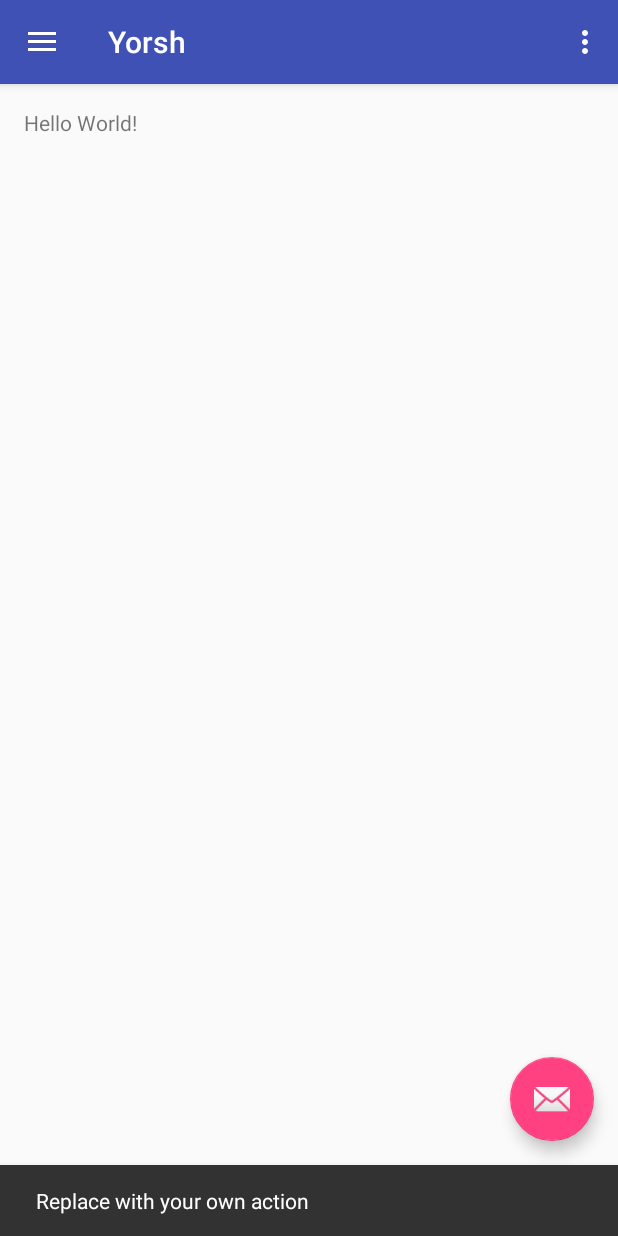
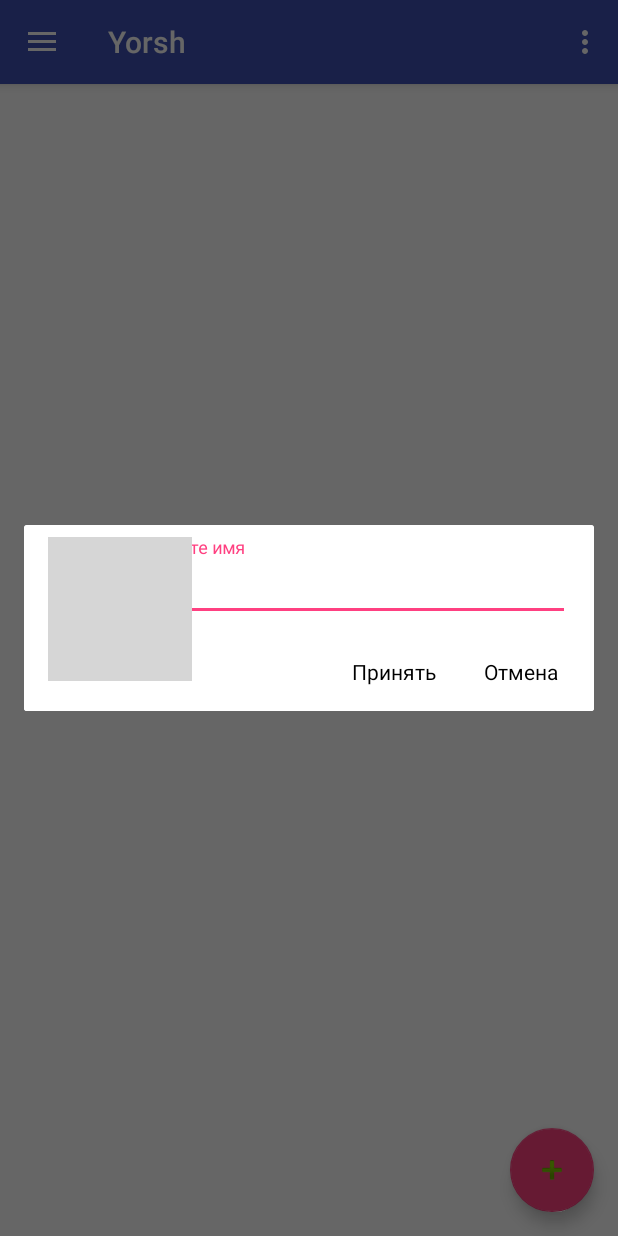
Before and after one commit to DFGDEN/yorsh, an Android app: the screen it shows after launch (MainActivity), after a tap on an icon or button, on a phone screen of 412 x 824 dp. Run offline under Robolectric (Android 15) with nearby library versions, the phone set to English and light mode, and no system bars; our stand-ins replace CircleImageView; grey boxes are pictures that could not be loaded.

Commit message:
simpl preview

```diff
--- a/app/src/main/java/com/yoursh/dfgden/yorsh/activities/MainActivity.java
+++ b/app/src/main/java/com/yoursh/dfgden/yorsh/activities/MainActivity.java
@@ -14,6 +14,8 @@ import android.view.Menu;
 import android.view.MenuItem;
 
 import com.yoursh.dfgden.yorsh.R;
+import com.yoursh.dfgden.yorsh.dialogs.NamePickDialog;
+import com.yoursh.dfgden.yorsh.fragments.PlayersFragment;
 
 public class MainActivity extends AppCompatActivity
         implements NavigationView.OnNavigationItemSelectedListener {
@@ -24,16 +26,7 @@ public class MainActivity extends AppCompatActivity
         setContentView(R.layout.activity_main);
         Toolbar toolbar = (Toolbar) findViewById(R.id.toolbar);
         setSupportActionBar(toolbar);
-
-        FloatingActionButton fab = (FloatingActionButton) findViewById(R.id.fab);
-        fab.setOnClickListener(new View.OnClickListener() {
-            @Override
-            public void onClick(View view) {
-                Snackbar.make(view, "Replace with your own action", Snackbar.LENGTH_LONG)
-                        .setAction("Action", null).show();
-            }
-        });
-
+        setFirstFragment();
         DrawerLayout drawer = (DrawerLayout) findViewById(R.id.drawer_layout);
         ActionBarDrawerToggle toggle = new ActionBarDrawerToggle(
                 this, drawer, toolbar, R.string.navigation_drawer_open, R.string.navigation_drawer_close);
@@ -64,32 +57,33 @@ public class MainActivity extends AppCompatActivity
 
     @Override
     public boolean onOptionsItemSelected(MenuItem item) {
-
         int id = item.getItemId();
-
-
         if (id == R.id.action_settings) {
             return true;
         }
-
         return super.onOptionsItemSelected(item);
     }
 
     @SuppressWarnings("StatementWithEmptyBody")
     @Override
     public boolean onNavigationItemSelected(MenuItem item) {
-        // Handle navigation view item clicks here.
-        int id = item.getItemId();
+        switch (item.getItemId()){
+            case (R.id.nav_rules):
 
-        if (id == R.id.nav_rules) {
-            // Handle the camera action
-        } else if (id == R.id.nav_stats) {
-
-        } else if (id == R.id.nav_about) {
-
+                break;
+            case (R.id.nav_stats):
+                break;
+            case (R.id.nav_about):
+                break;
         }
         DrawerLayout drawer = (DrawerLayout) findViewById(R.id.drawer_layout);
         drawer.closeDrawer(GravityCompat.START);
         return true;
     }
+
+    private void setFirstFragment() {
+        if (getSupportFragmentManager().findFragmentByTag("start") == null) {
+            getSupportFragmentManager().beginTransaction().replace(R.id.fragmentContainer, PlayersFragment.getInstance(), "start").addToBackStack(null).commit();
+        }
+    }
 }
--- a/app/src/main/java/com/yoursh/dfgden/yorsh/adaptors/PlayersAdaptor.java
+++ b/app/src/main/java/com/yoursh/dfgden/yorsh/adaptors/PlayersAdaptor.java
@@ -1,7 +1,108 @@
 package com.yoursh.dfgden.yorsh.adaptors;
+
+import android.app.Activity;
+import android.content.Context;
+import android.support.v7.widget.RecyclerView;
+import android.view.LayoutInflater;
+import android.view.View;
+import android.view.ViewGroup;
+import android.widget.ImageView;
+import android.widget.TextView;
+
+import com.yoursh.dfgden.yorsh.R;
+import com.yoursh.dfgden.yorsh.models.Player;
+
+import java.util.ArrayList;
+
+import de.hdodenhof.circleimageview.CircleImageView;
 
 /**
  * Created by dfgden on 8/1/16.
  */
-public class PlayersAdaptor {
+public class PlayersAdaptor extends BaseRecycleAdapter {
+
+    private ArrayList<Player> players;
+    private LayoutInflater layoutInflater;
+    private Context context;
+
+    public PlayersAdaptor(Activity activity) {
+        this.context = activity.getApplicationContext();
+        this.layoutInflater = LayoutInflater.from(activity);
+        this.players = new ArrayList<>(9);
+    }
+
+
+    public void updPlayers(ArrayList<Player> players) {
+        this.players.clear();
+        this.players.addAll(players);
+    }
+
+    public void addPlayer(Player player) {
+        this.players.add(player);
+        notifyItemInserted(players.size()-1);
+    }
+
+    @Override
+    public boolean useHeader() {
+        return false;
+    }
+
+    @Override
+    public RecyclerView.ViewHolder onCreateHeaderViewHolder(ViewGroup parent, int viewType) {
+        return null;
+    }
+
+    @Override
+    public void onBindHeaderView(RecyclerView.ViewHolder holder, int position) {
+
+    }
+
+    @Override
+    public boolean useFooter() {
+        return false;
+    }
+
+    @Override
+    public RecyclerView.ViewHolder onCreateFooterViewHolder(ViewGroup parent, int viewType) {
+        return null;
+    }
+
+    @Override
+    public void onBindFooterView(RecyclerView.ViewHolder holder, int position) {
+
+    }
+
+    @Override
+    public RecyclerView.ViewHolder onCreateBasicItemViewHolder(ViewGroup parent, int viewType) {
+        View view = layoutInflater.inflate(R.layout.adaptor_players_item, parent, false);
+        return new ViewBasicItem(view);
+    }
+
+    @Override
+    public void onBindBasicItemView(RecyclerView.ViewHolder holder, int position) {
+        ViewBasicItem viewBasicItem = (ViewBasicItem) holder;
+        Player player = players.get(position);
+        viewBasicItem.imgIcon.setImageResource(player.getIconId());
+        viewBasicItem.txtName.setText(player.getName());
+        viewBasicItem.txtPoint.setText(player.getPoints() + "");
+    }
+
+    @Override
+    public int getBasicItemCount() {
+        return players.size();
+    }
+
+    static class ViewBasicItem extends RecyclerView.ViewHolder {
+
+        private CircleImageView imgIcon;
+        private TextView txtName, txtPoint;
+
+        public ViewBasicItem(View itemView) {
+            super(itemView);
+            imgIcon = (CircleImageView) itemView.findViewById(R.id.imgIcon);
+            txtName = (TextView) itemView.findViewById(R.id.txtName);
+            txtPoint = (TextView) itemView.findViewById(R.id.txtPoint);
+
+        }
+    }
 }
--- /dev/null
+++ b/app/src/main/java/com/yoursh/dfgden/yorsh/dialogs/NamePickDialog.java
@@ -0,0 +1,125 @@
+package com.yoursh.dfgden.yorsh.dialogs;
+
+import android.app.Dialog;
+import android.os.Bundle;
+import android.support.annotation.NonNull;
+import android.support.annotation.Nullable;
+import android.support.design.widget.TextInputLayout;
+import android.support.v4.app.DialogFragment;
+import android.view.LayoutInflater;
+import android.view.View;
+import android.view.ViewGroup;
+import android.view.WindowManager;
+import android.widget.EditText;
+import android.widget.ImageView;
+
+import com.yoursh.dfgden.yorsh.R;
+
+
+/**
+ * Created by dfgden on 21.6.16.
+ */
+public class NamePickDialog extends DialogFragment implements  View.OnClickListener {
+
+    private static final String ARG_PLAYER_NUMBER = "arg_player_number";
+
+        public interface OnDialogClickListener{
+
+        void onAcceptClick(String name);
+        void onCancelClick();
+
+         }
+
+    private String[] arrayContentIcons;
+    private TextInputLayout tilCreatePlayer;
+    private EditText edtCreatePlayer;
+    private OnDialogClickListener onDialogClickListener;
+    private int playerNumber;
+    private int avaId;
+
+
+    public void setOnDialogClickListener(OnDialogClickListener onDialogClickListener) {
+        this.onDialogClickListener = onDialogClickListener;
+    }
+
+    @Override
+    public void onCreate(@Nullable Bundle savedInstanceState) {
+        super.onCreate(savedInstanceState);
+        getDataFromBundle();
+        this.arrayContentIcons = getActivity().getApplicationContext().getResources().getStringArray(R.array.players_ava);
+        this.avaId = getActivity().getApplicationContext().getResources().getIdentifier(arrayContentIcons[playerNumber],
+                "drawable", getActivity().getApplicationContext().getPackageName());
+    }
+
+
+    @Nullable
+    @Override
+    public View onCreateView(LayoutInflater inflater, @Nullable ViewGroup container, @Nullable Bundle savedInstanceState) {
+        View view = inflater.inflate(R.layout.dialog_namepick, container, false);
+        ((ImageView)view.findViewById(R.id.imgAvatar)).setImageResource(avaId);
+        getDialog().setTitle(getActivity().getString(R.string.namepick_title));
+
+        getDialog().getWindow().setSoftInputMode(
+                WindowManager.LayoutParams.SOFT_INPUT_STATE_VISIBLE);
+
+        return view;
+    }
+
+    @Override
+    public void onViewCreated(View view, @Nullable Bundle savedInstanceState) {
+        tilCreatePlayer = (TextInputLayout) view.findViewById(R.id.tilCreatePlayer);
+        tilCreatePlayer.setHint(getActivity().getString(R.string.namepick_edttxt_hint));
+        edtCreatePlayer = (EditText) view.findViewById(R.id.edtCreatePlayer);
+        edtCreatePlayer.setOnClickListener(this);
+        (view.findViewById(R.id.layoutOK)).setOnClickListener(this);
+        (view.findViewById(R.id.layoutCancel)).setOnClickListener(this);
+
+    }
+
+    @NonNull
+    @Override
+    public Dialog onCreateDialog(Bundle savedInstanceState) {
+        return super.onCreateDialog(savedInstanceState);
+    }
+
+
+
+
+    @Override
+    public void onClick(View v) {
+        switch (v.getId()) {
+
+            case R.id.layoutOK:
+                if (onDialogClickListener!=null){
+                    onDialogClickListener.onAcceptClick(edtCreatePlayer.getText() +"");
+                }
+
+                    getDialog().dismiss();
+                    break;
+            case R.id.layoutCancel:
+                if (onDialogClickListener!=null){
+                    onDialogClickListener.onCancelClick();
+                }
+
+                getDialog().dismiss();
+                break;
+        }
+    }
+
+
+    private void getDataFromBundle() {
+        if (getArguments() != null) {
+            this.playerNumber =  getArguments().getInt(ARG_PLAYER_NUMBER);
+        }
+    }
+
+    public static NamePickDialog getInstance(int playerNumber) {
+        NamePickDialog namePickDialog = new NamePickDialog();
+        Bundle bundle = new Bundle();
+        bundle.putInt(ARG_PLAYER_NUMBER,playerNumber);
+        namePickDialog.setArguments(bundle);
+        return namePickDialog;
+    }
+
+
+}
--- a/app/src/main/java/com/yoursh/dfgden/yorsh/fragments/PlayersFragment.java
+++ b/app/src/main/java/com/yoursh/dfgden/yorsh/fragments/PlayersFragment.java
@@ -1,9 +1,90 @@
 package com.yoursh.dfgden.yorsh.fragments;
 
+import android.os.Bundle;
+import android.support.annotation.Nullable;
+import android.support.design.widget.FloatingActionButton;
 import android.support.v4.app.Fragment;
+import android.support.v7.widget.DefaultItemAnimator;
+import android.support.v7.widget.LinearLayoutManager;
+import android.support.v7.widget.RecyclerView;
+import android.view.LayoutInflater;
+import android.view.View;
+import android.view.ViewGroup;
+
+import com.yoursh.dfgden.yorsh.R;
+import com.yoursh.dfgden.yorsh.adaptors.PlayersAdaptor;
+import com.yoursh.dfgden.yorsh.dialogs.NamePickDialog;
+import com.yoursh.dfgden.yorsh.utils.mappers.PlayerMapper;
 
 /**
  * Created by dfgden on 8/1/16.
  */
 public class PlayersFragment extends Fragment {
+
+    private PlayersAdaptor playersAdaptor;
+    private RecyclerView recyclerView;
+    private PlayerMapper playerMapper;
+    private int playersCount;
+
+    @Override
+    public void onCreate(@Nullable Bundle savedInstanceState) {
+        super.onCreate(savedInstanceState);
+        this.playersAdaptor = new PlayersAdaptor(getActivity());
+        this.playerMapper = new PlayerMapper(getActivity().getApplicationContext());
+    }
+
+    @Nullable
+    @Override
+    public View onCreateView(LayoutInflater inflater, @Nullable ViewGroup container, @Nullable Bundle savedInstanceState) {
+        View view = inflater.inflate(R.layout.fragment_players,container,false);
+        return view;
+    }
+
+    @Override
+    public void onViewCreated(View view, @Nullable Bundle savedInstanceState) {
+        this.recyclerView = (RecyclerView) view.findViewById(R.id.recycleList);
+        initRecycleList(recyclerView);
+        FloatingActionButton fab = (FloatingActionButton) getActivity().findViewById(R.id.fab);
+        fab.setOnClickListener(new View.OnClickListener() {
+            @Override
+            public void onClick(View view) {
+                showNamePickerDialog();
+            }
+        });
+    }
+
+    private void showNamePickerDialog(){
+        NamePickDialog namePickDialog = NamePickDialog.getInstance(playersCount);
+        namePickDialog.show(getActivity().getSupportFragmentManager(), "name_picker");
+        namePickDialog.setOnDialogClickListener(new NamePickDialog.OnDialogClickListener() {
+            @Override
+            public void onAcceptClick(String name) {
+                playersAdaptor.addPlayer(playerMapper.map(playersCount,name));
+                playersCount++;
+            }
+
+            @Override
+            public void onCancelClick() {
+
+            }
+        });
+
+    }
+
+
+    private void initRecycleList(RecyclerView recycleList) {
+        LinearLayoutManager linearLayoutManager = new LinearLayoutManager(getActivity(), LinearLayoutManager.VERTICAL, false);
+        RecyclerView.ItemAnimator scaleInAnimationAdapter = new DefaultItemAnimator();
+        recycleList.setItemAnimator(scaleInAnimationAdapter);
+        recycleList.setLayoutManager(linearLayoutManager);
+        recycleList.setAdapter(playersAdaptor);
+    }
+
+    public static PlayersFragment getInstance() {
+        PlayersFragment playersFragment = new PlayersFragment();
+        Bundle bundle = new Bundle();
+        playersFragment.setArguments(bundle);
+        return playersFragment;
+    }
+
 }
--- a/app/src/main/java/com/yoursh/dfgden/yorsh/models/Player.java
+++ b/app/src/main/java/com/yoursh/dfgden/yorsh/models/Player.java
@@ -7,4 +7,24 @@ public class Player {
 
     private String name;
     private int iconId;
+    private int points;
+
+
+    public Player(String name, int iconId, int points) {
+        this.name = name;
+        this.iconId = iconId;
+        this.points = points;
+    }
+
+    public String getName() {
+        return name;
+    }
+
+    public int getIconId() {
+        return iconId;
+    }
+
+    public int getPoints() {
+        return points;
+    }
 }
--- /dev/null
+++ b/app/src/main/java/com/yoursh/dfgden/yorsh/utils/mappers/PlayerMapper.java
@@ -0,0 +1,25 @@
+package com.yoursh.dfgden.yorsh.utils.mappers;
+
+import android.content.Context;
+
+import com.yoursh.dfgden.yorsh.R;
+import com.yoursh.dfgden.yorsh.models.Player;
+
+/**
+ * Created by dfgden on 8/9/16.
+ */
+public class PlayerMapper {
+
+    private String[] arrayContentIcons;
+    private Context context;
+
+    public PlayerMapper(Context context) {
+        this.context = context;
+        this.arrayContentIcons = context.getResources().getStringArray(R.array.players_ava);
+    }
+
+    public Player map(int count, String name){
+        int iconId = context.getResources().getIdentifier(arrayContentIcons[count], "drawable", context.getPackageName());
+        return new Player(name,iconId,0);
+    }
+}
--- a/app/src/main/res/layout/adaptor_players_item.xml
+++ b/app/src/main/res/layout/adaptor_players_item.xml
@@ -3,7 +3,7 @@
     xmlns:card_view="http://schemas.android.com/apk/res-auto"
     android:orientation="vertical"
     android:layout_width="match_parent"
-    android:layout_height="match_parent">
+    android:layout_height="wrap_content">
 
 <android.support.v7.widget.CardView
     android:layout_width="match_parent"
@@ -37,6 +37,16 @@
             android:id="@+id/txtName"
             android:layout_centerVertical="true"
             android:layout_marginStart="@dimen/dimen_88" />
+
+        <TextView
+            android:layout_width="wrap_content"
+            android:layout_height="wrap_content"
+            android:textSize="@dimen/text_size_16"
+            android:layout_marginEnd="@dimen/dimen_16"
+            android:text="0"
+            android:id="@+id/txtPoint"
+            android:layout_centerVertical="true"
+            android:layout_alignParentEnd="true" />
     </RelativeLayout>
 
 
--- a/app/src/main/res/layout/app_bar_main.xml
+++ b/app/src/main/res/layout/app_bar_main.xml
@@ -21,7 +21,12 @@
 
     </android.support.design.widget.AppBarLayout>
 
-    <include layout="@layout/content_main" />
+    <FrameLayout
+        android:layout_marginTop="?attr/actionBarSize"
+        android:id="@+id/fragmentContainer"
+        android:layout_width="match_parent"
+        android:layout_height="match_parent">
+    </FrameLayout>
 
     <android.support.design.widget.FloatingActionButton
         android:id="@+id/fab"
@@ -29,6 +34,6 @@
         android:layout_height="wrap_content"
         android:layout_gravity="bottom|end"
         android:layout_margin="@dimen/fab_margin"
-        android:src="@android:drawable/ic_dialog_email" />
+        android:src="@android:drawable/ic_input_add" />
 
 </android.support.design.widget.CoordinatorLayout>
--- /dev/null
+++ b/app/src/main/res/layout/dialog_namepick.xml
@@ -0,0 +1,93 @@
+<?xml version="1.0" encoding="utf-8"?>
+<RelativeLayout xmlns:android="http://schemas.android.com/apk/res/android"
+    android:layout_width="wrap_content"
+    android:layout_height="wrap_content"
+    android:background="@android:color/white"
+    android:orientation="vertical">
+
+
+    <ImageView
+        android:layout_width="wrap_content"
+        android:layout_height="wrap_content"
+        android:id="@+id/imgAvatar"
+        android:layout_marginStart="@dimen/dimen_16"
+        android:src="@drawable/igrok_menu_1"
+        android:layout_marginTop="@dimen/dimen_8"
+        android:layout_alignParentStart="true" />
+
+
+    <android.support.design.widget.TextInputLayout
+        android:id="@+id/tilCreatePlayer"
+        android:layout_marginStart="@dimen/dimen_72"
+        android:layout_marginEnd="@dimen/dimen_16"
+        android:layout_marginTop="@dimen/dimen_8"
+
+        android:layout_width="match_parent"
+        android:layout_height="wrap_content"
+        android:layout_gravity="center_horizontal">
+        <EditText
+            android:layout_width="match_parent"
+            android:layout_height="wrap_content"
+            android:singleLine="true"
+            android:maxLength="10"
+
+            android:id="@+id/edtCreatePlayer"
+            android:layout_alignBottom="@+id/imgAvatar"
+            android:layout_toEndOf="@+id/imgAvatar"
+            />
+    </android.support.design.widget.TextInputLayout>
+
+
+    <LinearLayout xmlns:android="http://schemas.android.com/apk/res/android"
+        android:id="@+id/layoutChooseMenu"
+        android:layout_width="match_parent"
+        android:layout_height="@dimen/dimen_52"
+        android:background="@android:color/white"
+        android:gravity="right"
+        android:orientation="horizontal"
+        android:padding="@dimen/dimen_8"
+        android:layout_below="@+id/tilCreatePlayer"
+        android:layout_alignParentStart="true"
+        android:layout_marginTop="@dimen/dimen_8">
+
+        <LinearLayout xmlns:android="http://schemas.android.com/apk/res/android"
+            android:id="@+id/layoutOK"
+            android:layout_width="wrap_content"
+            android:layout_height="match_parent"
+            android:orientation="horizontal">
+
+            <TextView
+                android:layout_width="wrap_content"
+                android:layout_height="wrap_content"
+                android:layout_gravity="center"
+                android:layout_marginLeft="@dimen/dimen_16"
+                android:layout_marginRight="@dimen/dimen_16"
+                android:text="@string/namepick_ok"
+                android:textColor="@android:color/black"
+                android:textSize="@dimen/text_size_14" />
+        </LinearLayout>
+
+        <LinearLayout xmlns:android="http://schemas.android.com/apk/res/android"
+            android:id="@+id/layoutCancel"
+            android:layout_width="wrap_content"
+            android:layout_height="match_parent"
+            android:orientation="horizontal">
+
+            <TextView
+                android:id="@+id/txtFileOperation"
+                android:layout_width="wrap_content"
+                android:layout_height="wrap_content"
+                android:layout_gravity="center"
+                android:layout_marginLeft="@dimen/dimen_16"
+                android:layout_marginRight="@dimen/dimen_16"
+                android:text="@string/namepick_cancel"
+                android:textColor="@android:color/black"
+                android:textSize="@dimen/text_size_14" />
+        </LinearLayout>
+
+    </LinearLayout>
+
+
+
+
+</RelativeLayout>
--- /dev/null
+++ b/app/src/main/res/layout/fragment_players.xml
@@ -0,0 +1,13 @@
+<?xml version="1.0" encoding="utf-8"?>
+<RelativeLayout xmlns:android="http://schemas.android.com/apk/res/android"
+    android:layout_width="match_parent"
+    android:layout_height="match_parent"
+    android:orientation="vertical">
+
+    <android.support.v7.widget.RecyclerView
+        android:id="@+id/recycleList"
+        android:layout_width="match_parent"
+        android:layout_height="match_parent"
+        android:background="@android:color/white" />
+
+</RelativeLayout>
--- /dev/null
+++ b/app/src/main/res/values/correspondence.xml
@@ -0,0 +1,20 @@
+<?xml version="1.0" encoding="utf-8"?>
+<resources>
+
+    <!-- content players avatars -->
+    <string-array name="players_ava">
+        <item>igrok_menu_1</item>
+        <item>igrok_menu_2</item>
+        <item>igrok_menu_3</item>
+        <item>igrok_menu_4</item>
+        <item>igrok_menu_5</item>
+        <item>igrok_menu_6</item>
+        <item>igrok_menu_7</item>
+        <item>igrok_menu_8</item>
+    </string-array>
+    <!--  -->
+
+
+
+
+</resources>
--- a/app/src/main/res/values/strings.xml
+++ b/app/src/main/res/values/strings.xml
@@ -12,4 +12,11 @@
     <string name="naw_about">Справка</string>
     <!--  -->
 
+    <!-- namepick dialog -->
+    <string name="namepick_ok">Принять</string>
+    <string name="namepick_cancel">Отмена</string>
+    <string name="namepick_title">Выбор персонажа</string>
+    <string name="namepick_edttxt_hint">Введите имя</string>
+    <!--  -->
+
 </resources>
```
